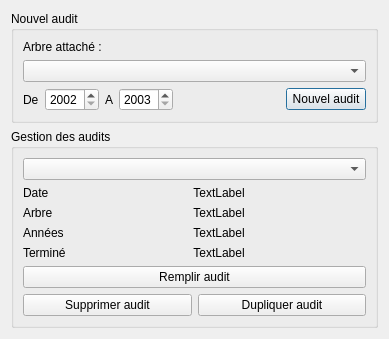
Above: dialogmanageaudits.ui from GiPiLab/ProtonClassicSuite before the change. Below: the same form after it.
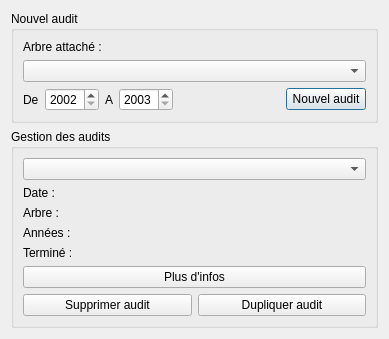
That is the form after the change.

Commit message: Audit infos done

Diff of the .ui file:
```diff
--- a/dialogmanageaudits.ui
+++ b/dialogmanageaudits.ui
@@ -110,68 +110,68 @@
         <item row="0" column="0">
          <widget class="QLabel" name="label_3">
           <property name="text">
-           <string>Date</string>
+           <string>Date :</string>
           </property>
          </widget>
         </item>
         <item row="0" column="1">
          <widget class="QLabel" name="labelDate">
           <property name="text">
-           <string>TextLabel</string>
+           <string/>
           </property>
           <property name="alignment">
-           <set>Qt::AlignCenter</set>
+           <set>Qt::AlignRight|Qt::AlignTrailing|Qt::AlignVCenter</set>
           </property>
          </widget>
         </item>
         <item row="1" column="0">
          <widget class="QLabel" name="label_5">
           <property name="text">
-           <string>Arbre</string>
+           <string>Arbre :</string>
           </property>
          </widget>
         </item>
         <item row="1" column="1">
          <widget class="QLabel" name="labelTree">
           <property name="text">
-           <string>TextLabel</string>
+           <string/>
           </property>
           <property name="alignment">
-           <set>Qt::AlignCenter</set>
+           <set>Qt::AlignRight|Qt::AlignTrailing|Qt::AlignVCenter</set>
           </property>
          </widget>
         </item>
         <item row="2" column="0">
          <widget class="QLabel" name="label_7">
           <property name="text">
-           <string>Années</string>
+           <string>Années :</string>
           </property>
          </widget>
         </item>
         <item row="2" column="1">
          <widget class="QLabel" name="labelYears">
           <property name="text">
-           <string>TextLabel</string>
+           <string/>
           </property>
           <property name="alignment">
-           <set>Qt::AlignCenter</set>
+           <set>Qt::AlignRight|Qt::AlignTrailing|Qt::AlignVCenter</set>
           </property>
          </widget>
         </item>
         <item row="3" column="0">
          <widget class="QLabel" name="label_9">
           <property name="text">
-           <string>Terminé</string>
+           <string>Terminé :</string>
           </property>
          </widget>
         </item>
         <item row="3" column="1">
          <widget class="QLabel" name="labelFinished">
           <property name="text">
-           <string>TextLabel</string>
+           <string/>
           </property>
           <property name="alignment">
-           <set>Qt::AlignCenter</set>
+           <set>Qt::AlignRight|Qt::AlignTrailing|Qt::AlignVCenter</set>
           </property>
          </widget>
         </item>
@@ -180,7 +180,7 @@
       <item row="2" column="0" colspan="2">
        <widget class="QPushButton" name="editAuditButton">
         <property name="text">
-         <string>Remplir audit</string>
+         <string>Plus d'infos</string>
         </property>
        </widget>
       </item>
```
Left out of the diff: 2 changed lines with no effect on the pictures. The commit also changes 16 other files.
